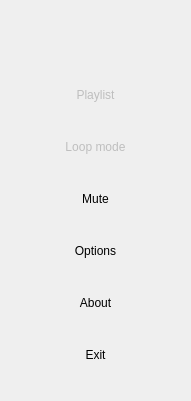
Old version of the form src/ddmain/forms/traymenu.ui in the repository wangwenx190/dynamic-desktop.
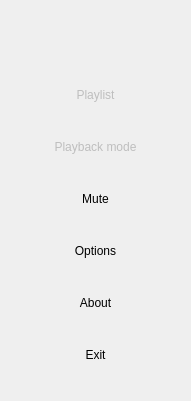
New version of the form. Icons and pictures are not drawn.

Diff of the .ui file:
```diff
--- a/src/ddmain/forms/traymenu.ui
+++ b/src/ddmain/forms/traymenu.ui
@@ -146,7 +146,7 @@
       </sizepolicy>
      </property>
      <property name="text">
-      <string>Loop mode</string>
+      <string>Playback mode</string>
      </property>
      <property name="icon">
       <iconset resource="../ddmain.qrc">
```
Left out of the diff: 22 changed lines with no effect on the pictures.
